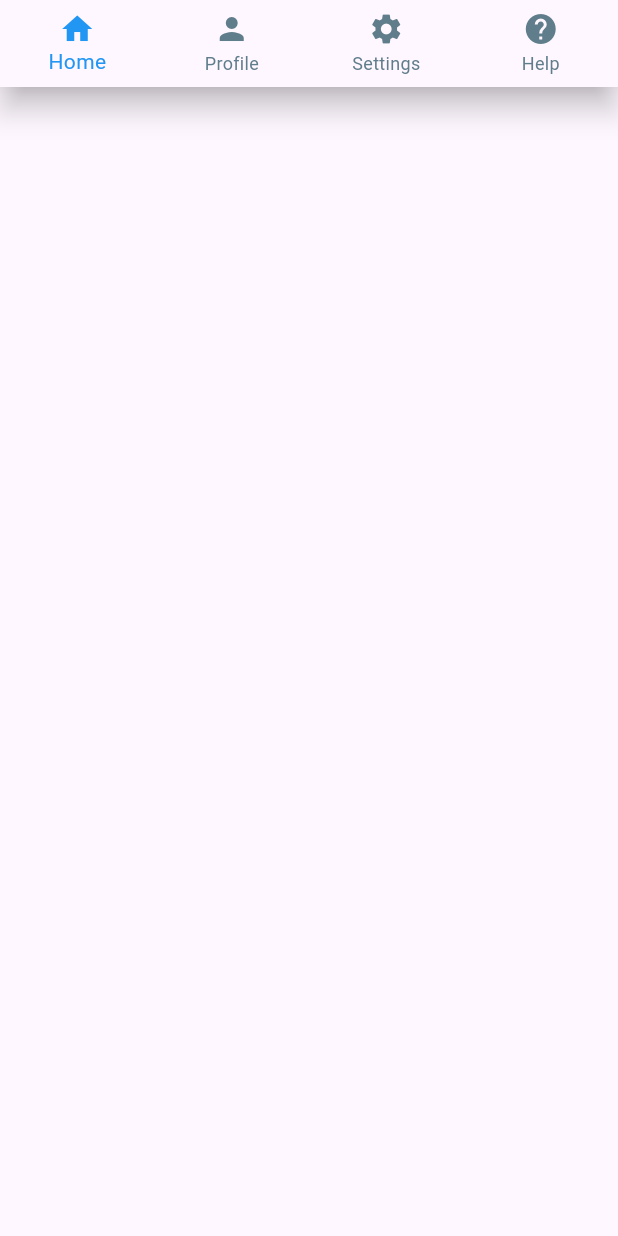
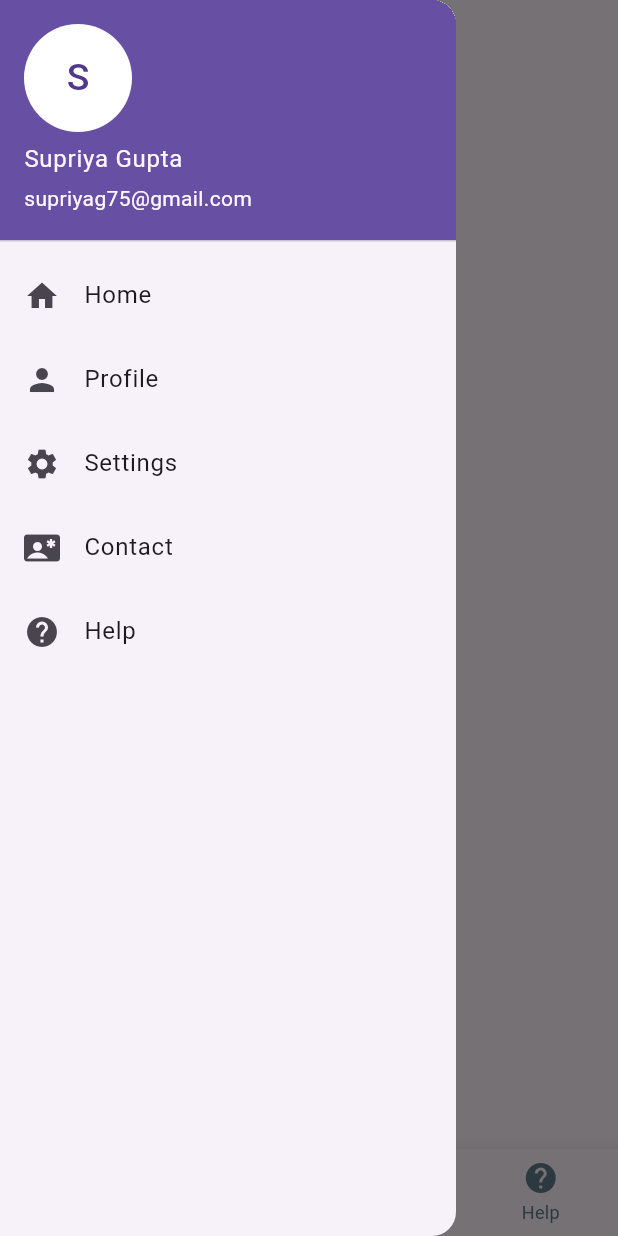
Before and after one commit to sup0808/FlutterNavigation, a Flutter app: the BottomNavigationScreen screen opened directly with empty values, with the side drawer open (before the commit the screen has no drawer), on a phone screen of 412 x 824 dp. Run offline on Flutter 3.47's test engine with Material 3 defaults, Android fonts, the phone set to English and light mode, and no system bars.

Commit message:
Application with navigation drawer with hamberger menu (no bottom navigation)

```diff
--- a/lib/views/bottom_navigation_screen.dart
+++ b/lib/views/bottom_navigation_screen.dart
@@ -1,5 +1,11 @@
 import 'package:flutter/cupertino.dart';
 import 'package:flutter/material.dart';
+import 'package:flutter_navigation/views/profile_screen.dart';
+import 'package:flutter_navigation/views/settings_screen.dart';
+
+import 'help_screen.dart';
+import 'home_screen.dart';
+import 'nav_drawer_screen.dart';
 
 class BottomNavigationScreen extends StatefulWidget{
 
@@ -13,19 +19,35 @@ class BottomNavigationScreen extends StatefulWidget{
 
 class _BottomNavigationScreenState extends State<BottomNavigationScreen> {
 
+  int currentIndexValue = 0;
+  List screensList = [
+    HomeScreen(),
+    ProfileScreen(),
+    SettingsScreen(),
+    HelpScreen()
+
+
+  ];
   @override
   Widget build(BuildContext context) {
-   return BottomNavigationBar(
+   return Scaffold(
+     appBar: AppBar(
+       centerTitle: true,
+       title: const Text("Drawer Demo "),
+     ),
+     drawer: DrawerDemo(),
+     body: screensList[currentIndexValue],
+     bottomNavigationBar: BottomNavigationBar(
        type: BottomNavigationBarType.fixed,
        onTap: (index){
          setState(() {
-        // selectedIndex = index;
+           currentIndexValue = index;
          });
        },
        selectedItemColor: Colors.blue,
        unselectedItemColor: Colors.blueGrey,
-     currentIndex: 0,
-     items: [
+       currentIndex: currentIndexValue,
+       items: const [
          BottomNavigationBarItem(
              icon: Icon(Icons.home), label: "Home", tooltip: "Home"),
          BottomNavigationBarItem(
@@ -35,6 +57,7 @@ class _BottomNavigationScreenState extends State<BottomNavigationScreen> {
          BottomNavigationBarItem(
              icon: Icon(Icons.help), label: "Help", tooltip: "Help"),
        ],
+     ),
    );
   }
 }
```
Also changed, not shown: lib/main.dart (+1 -30 lines). Lines whose indentation alone changed are shown as unchanged.
